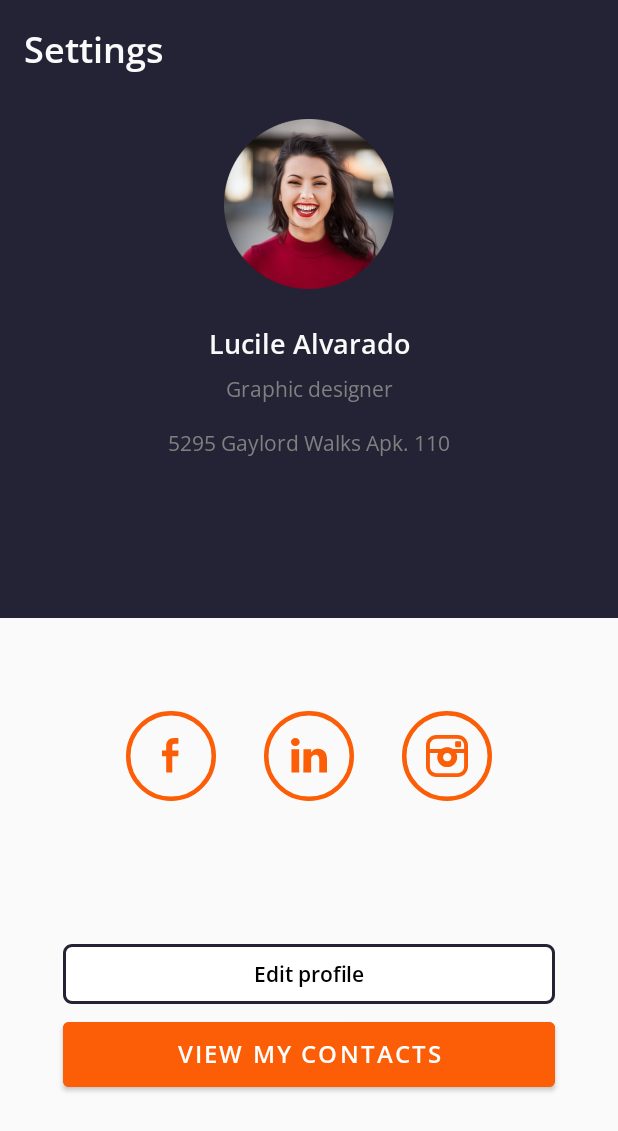
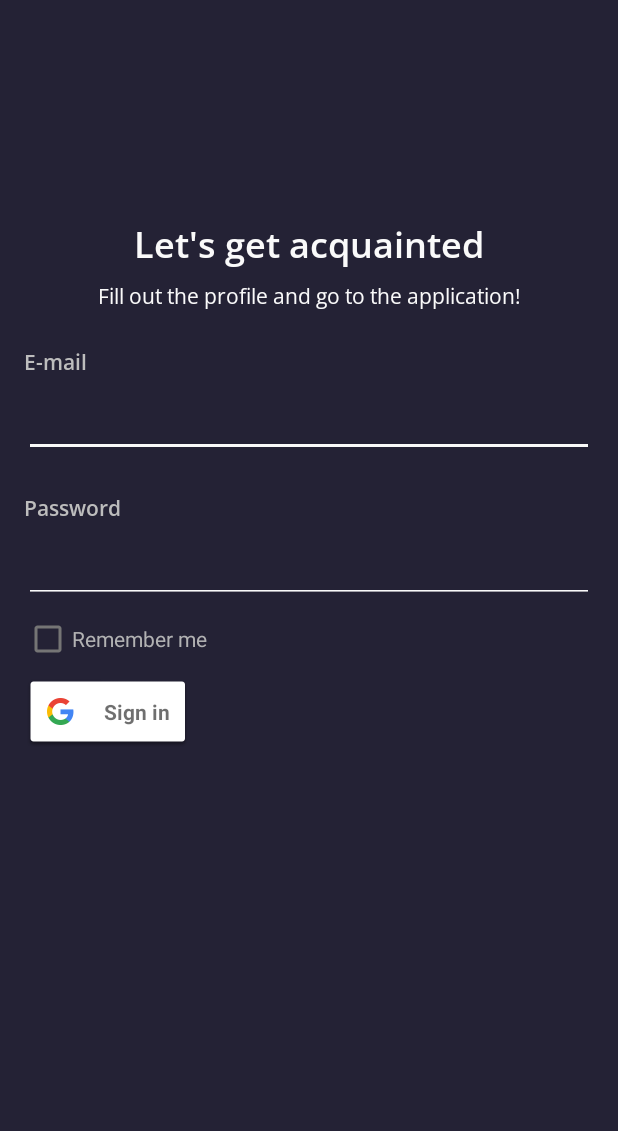
Before and after one commit to 1937Carrie/AndroidAssignment1, an Android app: the screen it shows after launch (MainActivity before the commit, SignUpActivity after it), on a phone screen of 412 x 824 dp. Shown: the top 1131 px of the screen. Run offline under Robolectric (Android 15) with nearby library versions, the phone set to English and light mode, and no system bars.

Commit message:
Commit in range 08:00 - 10:00 14.12.2022

```diff
--- a/app/build.gradle
+++ b/app/build.gradle
@@ -38,6 +38,7 @@ dependencies {
     implementation 'androidx.appcompat:appcompat:1.5.1'
     implementation 'com.google.android.material:material:1.7.0'
     implementation 'androidx.constraintlayout:constraintlayout:2.1.4'
+    implementation 'com.google.android.gms:play-services-base:18.0.1'
     testImplementation 'junit:junit:4.13.2'
     androidTestImplementation 'androidx.test.ext:junit:1.1.4'
     androidTestImplementation 'androidx.test.espresso:espresso-core:3.5.0'
--- a/app/src/main/AndroidManifest.xml
+++ b/app/src/main/AndroidManifest.xml
@@ -16,6 +16,18 @@
             <intent-filter>
                 <action android:name="android.intent.action.MAIN" />
 
+            </intent-filter>
+
+            <meta-data
+                android:name="android.app.lib_name"
+                android:value="" />
+        </activity>
+        <activity
+            android:name=".SignUpActivity"
+            android:exported="true">
+            <intent-filter>
+                <action android:name="android.intent.action.MAIN" />
+
                 <category android:name="android.intent.category.LAUNCHER" />
             </intent-filter>
 
--- /dev/null
+++ b/app/src/main/java/sdumchykov/task1/SignUpActivity.kt
@@ -0,0 +1,11 @@
+package sdumchykov.task1
+
+import android.os.Bundle
+import androidx.appcompat.app.AppCompatActivity
+
+class SignUpActivity:AppCompatActivity() {
+    override fun onCreate(savedInstanceState: Bundle?) {
+        super.onCreate(savedInstanceState)
+        setContentView(R.layout.activity_sign_up)
+    }
+}
--- /dev/null
+++ b/app/src/main/res/layout/activity_sign_up.xml
@@ -0,0 +1,134 @@
+<?xml version="1.0" encoding="utf-8"?>
+<androidx.constraintlayout.widget.ConstraintLayout xmlns:android="http://schemas.android.com/apk/res/android"
+    xmlns:app="http://schemas.android.com/apk/res-auto"
+    xmlns:tools="http://schemas.android.com/tools"
+    android:layout_width="match_parent"
+    android:layout_height="match_parent"
+    android:background="@color/steel_gray">
+
+    <TextView
+        android:id="@+id/text_let_s_get_a"
+        android:layout_width="wrap_content"
+        android:layout_height="wrap_content"
+        android:layout_marginTop="146dp"
+
+        android:fontFamily="@font/opensans_semi_bold"
+        android:lineSpacingExtra="-1sp"
+        android:text="@string/let_s_get_a"
+        android:textColor="@color/alabaster"
+        android:textSize="24sp"
+
+        app:layout_constraintEnd_toEndOf="parent"
+        app:layout_constraintStart_toStartOf="parent"
+        app:layout_constraintTop_toTopOf="parent" />
+
+    <TextView
+        android:id="@+id/type_15"
+        android:layout_width="wrap_content"
+        android:layout_height="wrap_content"
+        android:layout_marginTop="8dp"
+
+        android:fontFamily="@font/opensans_regular"
+        android:lineSpacingExtra="-1sp"
+        android:text="@string/type_15"
+        android:textColor="@color/alabaster"
+        android:textSize="14sp"
+
+        app:layout_constraintEnd_toEndOf="parent"
+        app:layout_constraintStart_toStartOf="parent"
+        app:layout_constraintTop_toBottomOf="@+id/text_let_s_get_a" />
+
+    <TextView
+        android:id="@+id/email"
+        android:layout_width="wrap_content"
+        android:layout_height="wrap_content"
+        android:layout_marginStart="16dp"
+        android:layout_marginTop="24dp"
+
+        android:fontFamily="@font/opensans_semi_bold"
+        android:lineSpacingExtra="-1sp"
+        android:text="@string/email"
+        android:textColor="@color/BDBDBD"
+        android:textSize="14sp"
+
+        app:layout_constraintStart_toStartOf="parent"
+        app:layout_constraintTop_toBottomOf="@+id/type_15" />
+
+    <EditText
+        android:id="@+id/editTextTextEmailAddress"
+        android:layout_width="match_parent"
+        android:layout_height="wrap_content"
+        android:layout_marginStart="16dp"
+        android:layout_marginTop="8dp"
+        android:layout_marginEnd="16dp"
+        android:backgroundTint="@color/alabaster"
+
+        android:ems="10"
+        android:inputType="textEmailAddress"
+        android:lineSpacingExtra="-1sp"
+        android:textColor="@color/alabaster"
+        android:textSize="18sp"
+
+        app:layout_constraintEnd_toEndOf="parent"
+        app:layout_constraintStart_toStartOf="parent"
+        app:layout_constraintTop_toBottomOf="@id/email" />
+
+    <TextView
+        android:id="@+id/password"
+        android:layout_width="wrap_content"
+        android:layout_height="wrap_content"
+        android:layout_marginStart="16dp"
+        android:layout_marginTop="24dp"
+
+        android:fontFamily="@font/opensans_semi_bold"
+        android:lineSpacingExtra="-1sp"
+        android:text="@string/password"
+        android:textColor="@color/BDBDBD"
+        android:textSize="14sp"
+
+        app:layout_constraintStart_toStartOf="parent"
+        app:layout_constraintTop_toBottomOf="@+id/editTextTextEmailAddress" />
+
+    <EditText
+        android:id="@+id/editTextTextPassword"
+        android:layout_width="match_parent"
+        android:layout_height="wrap_content"
+        android:layout_marginStart="16dp"
+        android:layout_marginTop="8dp"
+        android:layout_marginEnd="16dp"
+        android:backgroundTint="@color/alabaster"
+
+        android:ems="10"
+        android:inputType="textPassword"
+        android:lineSpacingExtra="-1sp"
+        android:textColor="@color/alabaster"
+        android:textSize="18sp"
+
+        app:layout_constraintEnd_toEndOf="parent"
+        app:layout_constraintStart_toStartOf="parent"
+        app:layout_constraintTop_toBottomOf="@id/password" />
+
+    <CheckBox
+        android:id="@+id/checkBox"
+        android:layout_width="wrap_content"
+        android:layout_height="wrap_content"
+        android:layout_marginStart="16dp"
+
+        android:backgroundTint="@color/orange"
+        android:lineSpacingExtra="-1sp"
+        android:text="@string/remember_me"
+        android:textColor="@color/B2B2B3"
+        android:textSize="14sp"
+
+        app:layout_constraintStart_toStartOf="parent"
+        app:layout_constraintTop_toBottomOf="@id/editTextTextPassword" />
+
+    <com.google.android.gms.common.SignInButton
+        android:id="@+id/sign_in_button"
+        android:layout_width="wrap_content"
+        android:layout_height="wrap_content"
+        android:layout_marginStart="16dp"
+        app:layout_constraintStart_toStartOf="parent"
+        app:layout_constraintTop_toBottomOf="@id/checkBox"/>
+
+</androidx.constraintlayout.widget.ConstraintLayout>
--- a/app/src/main/res/values/colors.xml
+++ b/app/src/main/res/values/colors.xml
@@ -11,4 +11,6 @@
     <color name="alabaster">#FFFAFAFA</color>
     <color name="grey">#808080</color>
     <color name="orange">#FB5E06</color>
+    <color name="BDBDBD">#BDBDBD</color>
+    <color name="B2B2B3">#B2B2B3</color>
 </resources>
--- a/app/src/main/res/values/strings.xml
+++ b/app/src/main/res/values/strings.xml
@@ -6,4 +6,9 @@
     <string name="address">5295 Gaylord Walks Apk. 110</string>
     <string name="edite_profile">Edit profile</string>
     <string name="view_my_contacts">VIEW MY CONTACTS</string>
+    <string name="let_s_get_a">Let\'s get acquainted</string>
+    <string name="type_15">Fill out the profile and go to the application!</string>
+    <string name="email">E-mail</string>
+    <string name="password">Password</string>
+    <string name="remember_me">Remember me</string>
 </resources>
```
